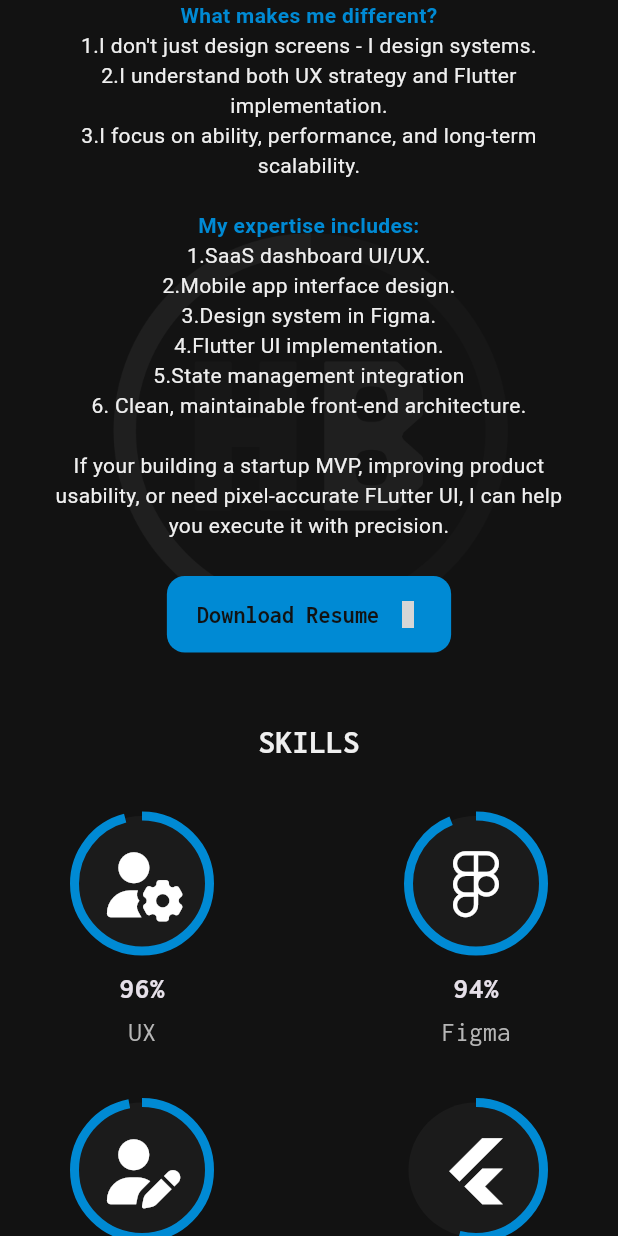
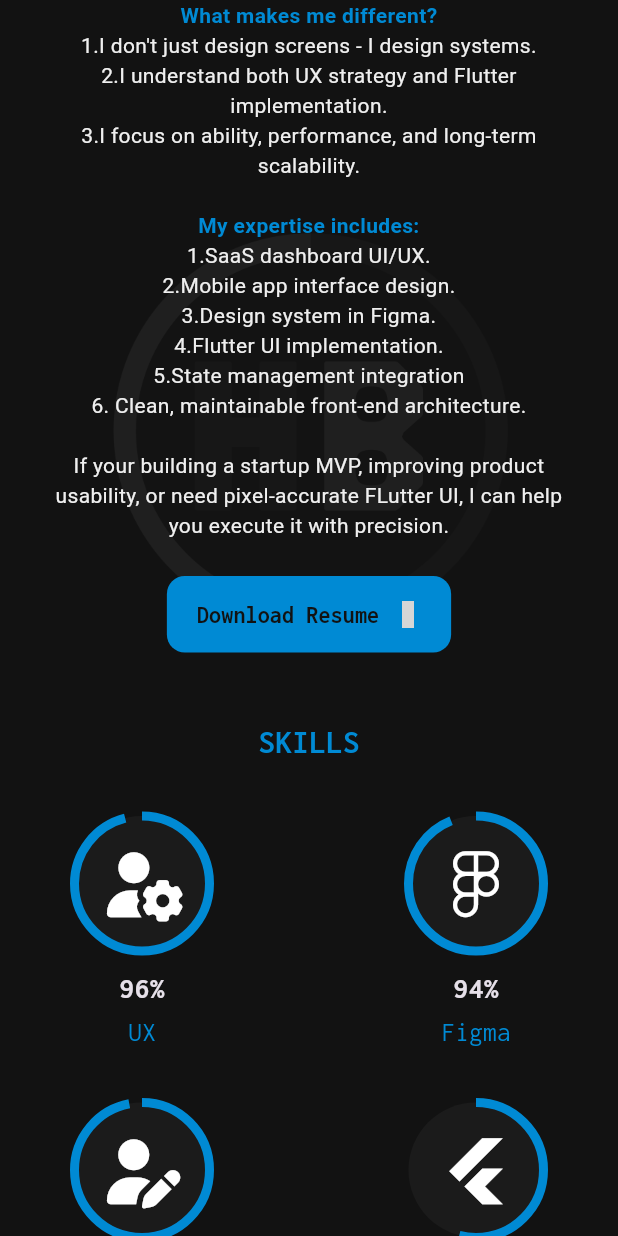
Before and after one commit to hammad0019butt-dev/hammad_butt_portfolio, a Flutter app: the screen it shows after launch, scrolled down 1152 dp, on a phone screen of 412 x 824 dp. Run offline on Flutter 3.47's test engine with Material 3 defaults, Android fonts, the light colour scheme and no system bars; our stand-ins replace font_awesome_flutter, solar_icons; grey boxes are pictures that could not be loaded.

Commit message:
Bug Fixing

```diff
--- a/lib/landing_page/sections/about_section/desktop/skills_desktop.dart
+++ b/lib/landing_page/sections/about_section/desktop/skills_desktop.dart
@@ -14,7 +14,7 @@ class SkillsDesktop extends StatelessWidget {
         Text(
           'SKILLS',
           style: TextStyle(
-            color: HColors.primaryText,
+            color: HColors.primaryColor,
             fontSize: 22,
             fontWeight: FontWeight.w700,
           ),
--- a/lib/landing_page/sections/about_section/mobile/skills_mobile.dart
+++ b/lib/landing_page/sections/about_section/mobile/skills_mobile.dart
@@ -14,7 +14,7 @@ class SkillsMobile extends StatelessWidget {
         Text(
           'SKILLS',
           style: TextStyle(
-            color: HColors.primaryText,
+            color: HColors.primaryColor,
             fontSize: 22,
             fontWeight: FontWeight.w700,
           ),
--- a/lib/widgets/skills_animated_containers/animated_skill_container.dart
+++ b/lib/widgets/skills_animated_containers/animated_skill_container.dart
@@ -82,7 +82,7 @@ class _HSkillCounterState extends State<HSkillCounter>
 
         Text(
           widget.title,
-          style: TextStyle(fontSize: 18, color: HColors.secondaryText),
+          style: TextStyle(fontSize: 18, color: HColors.primaryColor),
         ),
       ],
     );
```
